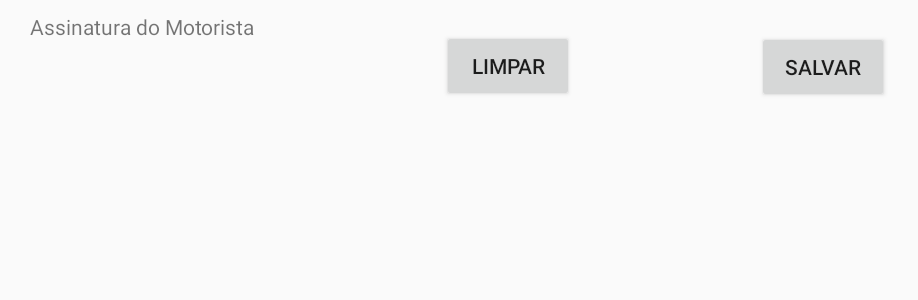
After one commit to tcc-grupo-e/TCC, an Android app: the AssinaturaMotorista screen opened directly, with no data from a screen before it, on a phone screen of 824 x 412 dp (held sideways). The commit adds this screen. Shown: the top 300 px of the screen, without its empty margins (0-918 px from the left). Run offline under Robolectric (Android 15) with nearby library versions, the phone set to English and light mode, and no system bars.

Commit message:
Assinatura ja t indo em byte, ps: precisamos ver Conexão
Assinatura do Motorista e do Cliente

```diff
--- a/prjTCC/app/src/main/AndroidManifest.xml
+++ b/prjTCC/app/src/main/AndroidManifest.xml
@@ -11,7 +11,11 @@
         android:roundIcon="@mipmap/ic_launcher_round"
         android:supportsRtl="true"
         android:theme="@style/AppTheme">
-        <activity android:name=".AssinaMotorista"></activity>
+        <activity android:name=".AssinaturaCliente"
+            android:screenOrientation="landscape"></activity>
+        <activity
+            android:name=".AssinaturaMotorista"
+            android:screenOrientation="landscape"></activity>
 
         <provider
             android:name="android.support.v4.content.FileProvider"
--- /dev/null
+++ b/prjTCC/app/src/main/java/t/br/prjtcc/AssinaturaMotorista.java
@@ -0,0 +1,138 @@
+package t.br.prjtcc;
+
+import android.content.DialogInterface;
+import android.content.Intent;
+import android.graphics.Bitmap;
+import android.graphics.Canvas;
+import android.graphics.Color;
+import android.graphics.Paint;
+import android.graphics.Path;
+import android.support.v7.app.AlertDialog;
+import android.support.v7.app.AppCompatActivity;
+import android.os.Bundle;
+import android.view.Display;
+import android.view.MotionEvent;
+import android.view.View;
+import android.widget.Button;
+import android.widget.ImageView;
+import android.widget.TextView;
+import android.widget.Toast;
+
+import java.io.ByteArrayOutputStream;
+
+public class AssinaturaMotorista extends AppCompatActivity  {
+    TextView txtmoto;
+    ImageView imgMotorista;
+    Button btnSalvar,btnCliente;
+    float dX, dY, oldX, oldY, nX, nY, dw,dh;
+    private Paint paint;
+    private Path path;
+    Canvas canvas;
+    Bitmap bitmap;
+    byte[] byteMotorista;
+
+
+    @Override
+    protected void onCreate(Bundle savedInstanceState) {
+        super.onCreate(savedInstanceState);
+        setContentView(R.layout.activity_assinatura_motorista);
+        path = new Path();
+        paint = new Paint();
+        paint = new Paint(0);
+        paint.setColor(Color.BLACK);
+        paint.setStrokeWidth(4);
+
+        txtmoto = findViewById(R.id.textViewMotorista);
+        imgMotorista = this.findViewById(R.id.imgDesenhaMotorista);
+        btnSalvar = findViewById(R.id.btnSalvar);
+        btnCliente = findViewById(R.id.btnCliente);
+
+        Display dp = getWindowManager().getDefaultDisplay();
+         dw = dp.getWidth();
+         dh = dp.getHeight();
+
+        bitmap = Bitmap.createBitmap((int) dw, (int) dh, Bitmap.Config.ARGB_8888);
+
+        canvas = new Canvas(bitmap);
+
+
+
+        imgMotorista.setImageBitmap(bitmap);
+        imgMotorista.setOnTouchListener(new View.OnTouchListener() {
+            @Override
+            public boolean onTouch(View v, MotionEvent event) {
+                int action = event.getAction();
+
+                switch (action) {
+                    case MotionEvent.ACTION_DOWN:
+                        dX = event.getX();
+                        dY = event.getY();
+                        oldX = dX;
+                        oldY = dY;
+
+                    case MotionEvent.ACTION_MOVE:
+                        nY = event.getY();
+                        nX = event.getX();
+                        canvas.drawLine(oldX,oldY,nX,nY,paint);
+                        imgMotorista.invalidate();
+                        oldY = nY;
+                        oldX = nX;
+
+
+                }
+                return true;
+            }
+        });
+
+    }
+    public void botaoAssinaMotorista(View v){
+        switch (v.getId()){
+            case R.id.btnSalvar:
+                AlertDialog.Builder a = new AlertDialog.Builder(v.getContext());
+                a.setTitle("Tem certeza?");
+                a.setMessage("Tem certeza que quer salvar essa assinatura?");
+                a.setCancelable(false);
+                a.setNegativeButton("Não",new DialogInterface.OnClickListener() {
+                    @Override
+                    public void onClick(DialogInterface dialog, int which) {
+                       startActivity(new Intent(getApplicationContext(), AssinaturaMotorista.class));
+                    }
+                });
+                a.setPositiveButton("Sim", new DialogInterface.OnClickListener() {
+                    @Override
+                    public void onClick(DialogInterface dialog, int which) {
+                        imgMotorista.setDrawingCacheEnabled(true);
+                        Bitmap bitmaps = imgMotorista.getDrawingCache();
+                        ByteArrayOutputStream baos = new ByteArrayOutputStream();
+                        bitmap.compress(Bitmap.CompressFormat.PNG, 100, baos);
+
+                            byteMotorista = baos.toByteArray();
+                        if(byteMotorista != null){
+                            Toast.makeText(getApplicationContext(),"Dados Salvos!",Toast.LENGTH_LONG).show();
+                            imgMotorista.setImageResource(0);
+                            btnCliente.setVisibility(View.VISIBLE);
+
+                        }
+                        else
+                            Toast.makeText(getApplicationContext(),"Não foram salvos",Toast.LENGTH_LONG).show();
+                    }
+                });
+                a.show();
+            break;
+            case R.id.btnLimpar:
+                imgMotorista.setImageResource(0);
+                startActivity(new Intent(getApplicationContext(), AssinaturaMotorista.class));
+                break;
+                case R.id.btnCliente:
+                imgMotorista.setImageResource(0);
+                startActivity(new Intent(getApplicationContext(), AssinaturaCliente.class));
+                break;
+
+
+        }
+
+    }
+
+
+
+}
--- /dev/null
+++ b/prjTCC/app/src/main/res/layout/activity_assinatura_motorista.xml
@@ -0,0 +1,97 @@
+<?xml version="1.0" encoding="utf-8"?>
+<android.support.constraint.ConstraintLayout xmlns:android="http://schemas.android.com/apk/res/android"
+    xmlns:app="http://schemas.android.com/apk/res-auto"
+    xmlns:tools="http://schemas.android.com/tools"
+    android:layout_width="match_parent"
+    android:layout_height="match_parent"
+    tools:context=".AssinaturaMotorista">
+
+
+    <ImageView
+        android:id="@+id/imgDesenhaMotorista"
+        android:layout_width="match_parent"
+        android:layout_height="333dp"
+        android:layout_marginStart="8dp"
+        android:layout_marginTop="4dp"
+        android:layout_marginEnd="4dp"
+        android:layout_marginBottom="8dp"
+        app:layout_constraintBottom_toBottomOf="parent"
+        app:layout_constraintEnd_toEndOf="parent"
+        app:layout_constraintHorizontal_bias="0.666"
+        app:layout_constraintStart_toStartOf="parent"
+        app:layout_constraintTop_toTopOf="parent"
+        app:layout_constraintVertical_bias="1.0"
+        app:srcCompat="@android:color/white" />
+
+    <TextView
+        android:id="@+id/textViewMotorista"
+        android:layout_width="wrap_content"
+        android:layout_height="24dp"
+        android:layout_marginStart="8dp"
+        android:layout_marginTop="8dp"
+        android:layout_marginEnd="8dp"
+        android:layout_marginBottom="8dp"
+        android:text="Assinatura do Motorista"
+        app:layout_constraintBottom_toTopOf="@+id/imgDesenhaMotorista"
+        app:layout_constraintEnd_toEndOf="parent"
+        app:layout_constraintHorizontal_bias="0.018"
+        app:layout_constraintStart_toStartOf="parent"
+        app:layout_constraintTop_toTopOf="parent"
+        app:layout_constraintVertical_bias="0.0" />
+
+
+
+
+    <Button
+        android:id="@+id/btnSalvar"
+        android:layout_width="wrap_content"
+        android:layout_height="wrap_content"
+        android:layout_marginStart="8dp"
+        android:layout_marginTop="20dp"
+        android:layout_marginEnd="8dp"
+        android:layout_marginBottom="8dp"
+        android:onClick="botaoAssinaMotorista"
+        android:text="Salvar"
+        app:layout_constraintBottom_toBottomOf="parent"
+        app:layout_constraintEnd_toEndOf="parent"
+        app:layout_constraintHorizontal_bias="0.69"
+        app:layout_constraintStart_toStartOf="parent"
+        app:layout_constraintTop_toTopOf="parent"
+        app:layout_constraintVertical_bias="0.002" />
+
+    <Button
+        android:id="@+id/btnLimpar"
+        android:layout_width="wrap_content"
+        android:layout_height="wrap_content"
+        android:layout_marginStart="8dp"
+        android:layout_marginTop="20dp"
+        android:layout_marginEnd="8dp"
+        android:layout_marginBottom="8dp"
+        android:onClick="botaoAssinaMotorista"
+        android:text="Limpar"
+        app:layout_constraintBottom_toBottomOf="parent"
+        app:layout_constraintEnd_toEndOf="parent"
+        app:layout_constraintHorizontal_bias="0.398"
+        app:layout_constraintStart_toStartOf="parent"
+        app:layout_constraintTop_toTopOf="parent"
+        app:layout_constraintVertical_bias="0.0" />
+
+    <Button
+        android:id="@+id/btnCliente"
+        android:layout_width="wrap_content"
+        android:layout_height="wrap_content"
+        android:layout_marginStart="8dp"
+        android:layout_marginTop="20dp"
+        android:layout_marginEnd="8dp"
+        android:layout_marginBottom="8dp"
+        android:onClick="botaoAssinaMotorista"
+        android:text="Cliente"
+        app:layout_constraintBottom_toBottomOf="parent"
+        app:layout_constraintEnd_toEndOf="parent"
+        app:layout_constraintHorizontal_bias="0.963"
+        app:layout_constraintStart_toStartOf="parent"
+        app:layout_constraintTop_toTopOf="parent"
+        app:layout_constraintVertical_bias="0.0"
+        android:visibility="invisible"/>
+
+</android.support.constraint.ConstraintLayout>
--- a/prjTCC/app/src/main/res/layout/activity_checklist_parte2.xml
+++ b/prjTCC/app/src/main/res/layout/activity_checklist_parte2.xml
@@ -649,11 +649,12 @@
             <ImageButton
                 android:id="@+id/btnTiraFot"
                 android:layout_width="wrap_content"
-                android:layout_height="100dp"
+                android:layout_height="wrap_content"
                 android:onClick="botao"
                 app:srcCompat="@drawable/tirarfoto" />
 
             <Button
+                android:text="assinatura do Motorista"
                 android:id="@+id/btnAssinaMotorista"
                 android:layout_width="wrap_content"
                 android:layout_height="wrap_content"
```
Also changed, not shown: prjTCC/app/src/main/java/t/br/prjtcc/AssinaMotorista.java (deleted, +0 -13 lines), prjTCC/app/src/main/java/t/br/prjtcc/AssinaturaCliente.java (added, +136 -0 lines), prjTCC/app/src/main/java/t/br/prjtcc/CheckListParte1.java (+3 -24 lines), prjTCC/app/src/main/java/t/br/prjtcc/ChecklistParte2.java (+6 -8 lines), prjTCC/app/src/main/res/layout/activity_assina_motorista.xml (deleted, +0 -11 lines), prjTCC/app/src/main/res/layout/activity_assinatura_cliente.xml (added, +95 -0 lines).
